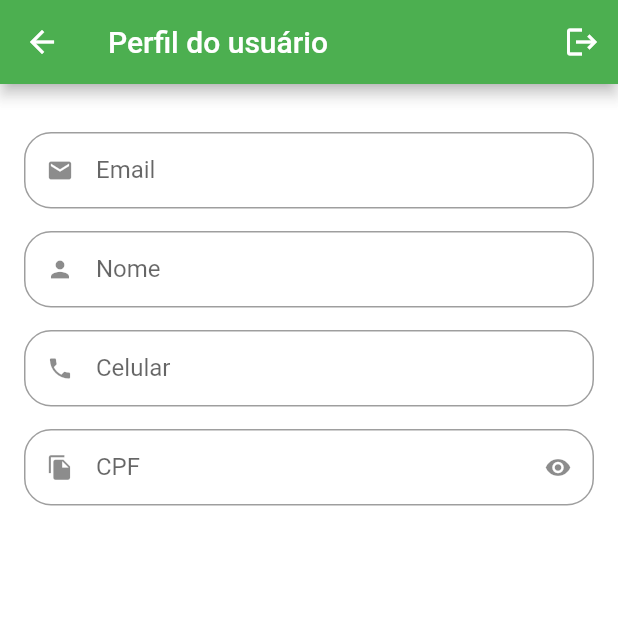
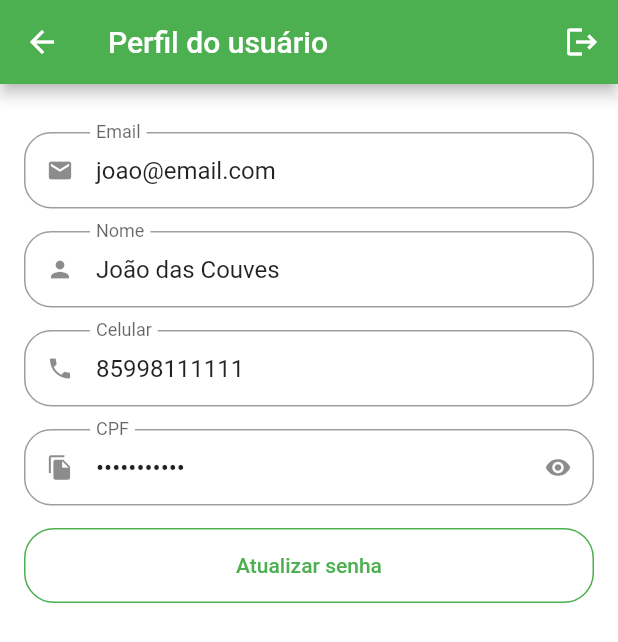
Before and after one commit to tiaggomoura/app-mercadin24h, a Flutter app: the ProfileTab screen opened directly, on a phone screen of 412 x 824 dp. Shown: the top 642 px of the screen. Run offline on Flutter 3.47's test engine with Material 2 defaults, Android fonts, the phone set to English and light mode, and no system bars; our stand-ins replace animated_text_kit, badges, mask_text_input_formatter.

Commit message:
WIP - Iniciando campos profile com dados

```diff
--- a/lib/src/config/app_data.dart
+++ b/lib/src/config/app_data.dart
@@ -92,6 +92,6 @@ List<CartItem> cartItems = [
 UserModel user = UserModel(
     name: 'João das Couves',
     email: 'joao@email.com',
-    celular: '85998111111',
+    phone: '85998111111',
     cpf: '88899900012',
-    senha: '123456');
+    password: '123456');
--- a/lib/src/models/user_model.dart
+++ b/lib/src/models/user_model.dart
@@ -1,15 +1,15 @@
 class UserModel {
   String name;
   String email;
-  String celular;
+  String phone;
   String cpf;
-  String senha;
+  String password;
 
   UserModel({
     required this.name,
     required this.email,
-    required this.celular,
+    required this.phone,
     required this.cpf,
-    required this.senha,
+    required this.password,
   });
 }
--- a/lib/src/pages/commons_widgets/custom_text_field.dart
+++ b/lib/src/pages/commons_widgets/custom_text_field.dart
@@ -6,10 +6,18 @@ class CustomTextField extends StatefulWidget {
   final String label;
   final bool isSecret;
   final List<TextInputFormatter>? inputFormatters;
+  final String? initialValue;
+  final bool isReadOnly;
 
-  const CustomTextField(
-      {Key? key, required this.icon, required this.label, this.isSecret = false, this.inputFormatters})
-      : super(key: key);
+  const CustomTextField({
+    Key? key,
+    required this.icon,
+    required this.label,
+    this.isSecret = false,
+    this.inputFormatters,
+    this.initialValue,
+    this.isReadOnly = false,
+  }) : super(key: key);
 
   @override
   State<CustomTextField> createState() => _CustomTextFieldState();
@@ -29,6 +37,8 @@ class _CustomTextFieldState extends State<CustomTextField> {
     return Padding(
         padding: EdgeInsets.only(bottom: 15),
         child: TextFormField(
+          readOnly: widget.isReadOnly,
+          initialValue: widget.initialValue,
           inputFormatters: widget.inputFormatters,
           obscureText: isObscure,
           decoration: InputDecoration(
@@ -40,12 +50,14 @@ class _CustomTextFieldState extends State<CustomTextField> {
                           isObscure = !isObscure;
                         });
                       },
-                      icon: Icon(isObscure ? Icons.visibility : Icons.visibility_off),
+                      icon: Icon(
+                          isObscure ? Icons.visibility : Icons.visibility_off),
                     )
                   : null,
               labelText: widget.label,
               isDense: true,
-              border: OutlineInputBorder(borderRadius: BorderRadius.circular(18))),
+              border:
+                  OutlineInputBorder(borderRadius: BorderRadius.circular(18))),
         ));
   }
 }
--- a/lib/src/pages/profile/profile_tab.dart
+++ b/lib/src/pages/profile/profile_tab.dart
@@ -21,30 +21,53 @@ class ProfileTab extends StatelessWidget {
       body: ListView(
         physics: const BouncingScrollPhysics(),
         padding: const EdgeInsets.fromLTRB(16, 32, 16, 16),
-        children: const [
+        children: [
           //Email
           CustomTextField(
+            isReadOnly: true,
+            initialValue: app_data.user.email,
             icon: Icons.email,
             label: 'Email',
           ),
           //Nome
           CustomTextField(
+            isReadOnly: true,
+            initialValue: app_data.user.name,
             icon: Icons.person,
             label: 'Nome',
           ),
           //phone
           CustomTextField(
+            isReadOnly: true,
+            initialValue: app_data.user.phone,
             icon: Icons.phone,
             label: 'Celular',
           ),
           //CPF
           CustomTextField(
+            isReadOnly: true,
+            initialValue: app_data.user.cpf,
             icon: Icons.file_copy,
             label: 'CPF',
             isSecret: true,
           ),
 
           // botão para atualizar senha
+          SizedBox(
+            height: 50,
+            child: OutlinedButton(
+              style: OutlinedButton.styleFrom(
+                side: const BorderSide(
+                  color: Colors.green,
+                ),
+                shape: RoundedRectangleBorder(
+                  borderRadius: BorderRadius.circular(20),
+                ),
+              ),
+              onPressed: () {},
+              child: const Text('Atualizar senha'),
+            ),
+          )
         ],
       ),
     );
```
